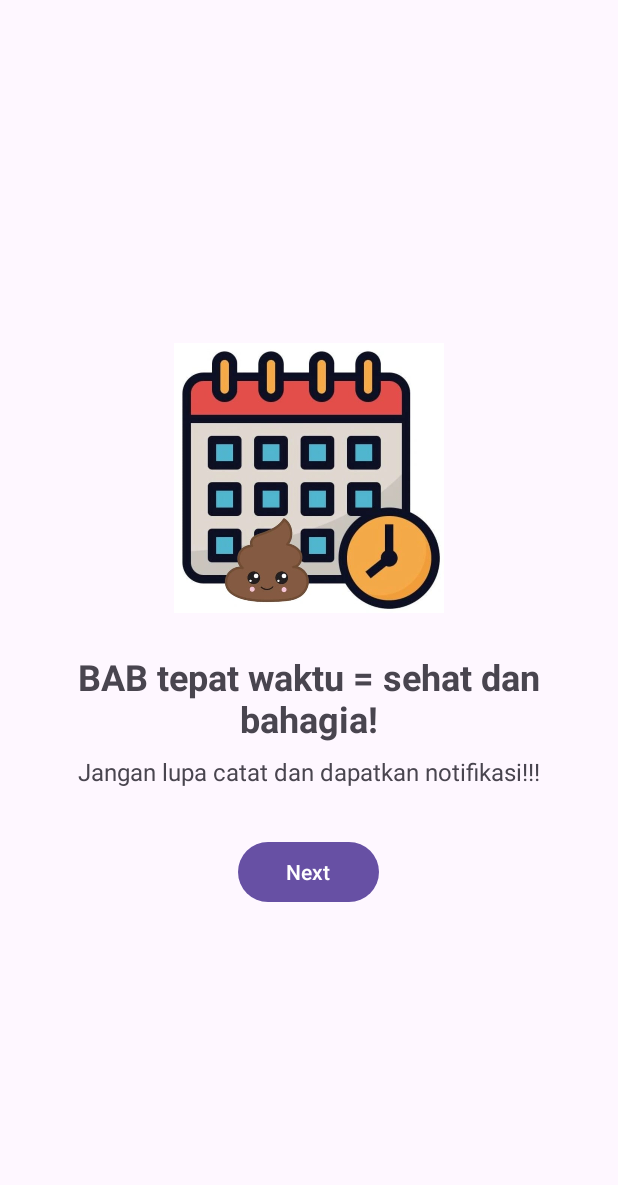
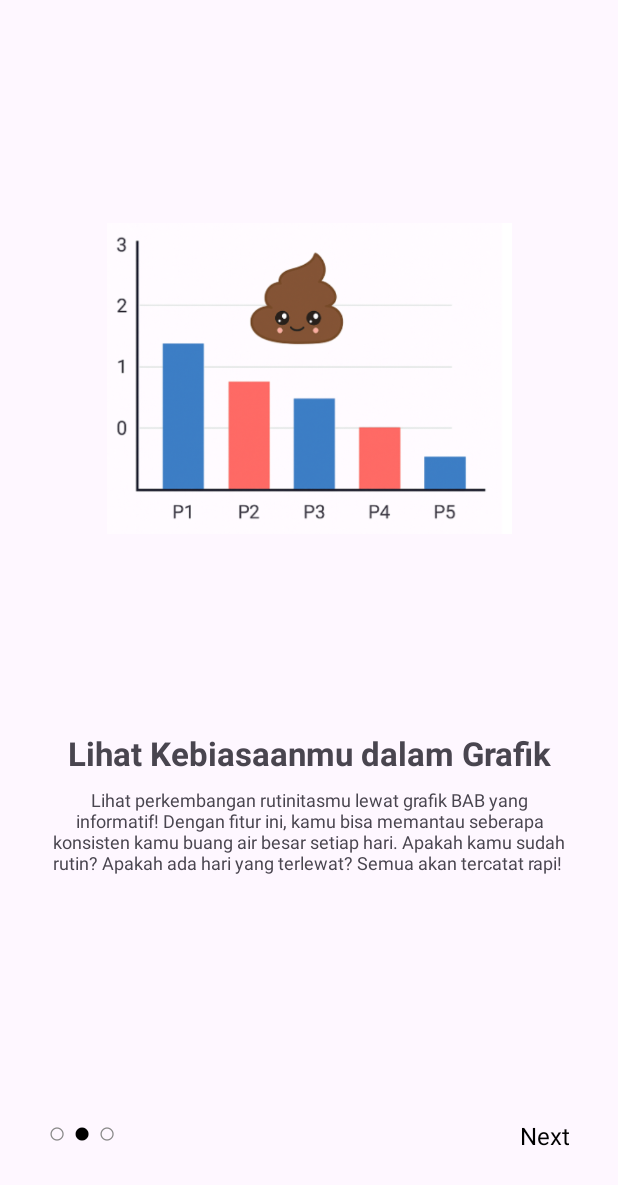
Before and after one commit to elsyap2252/Poopoo-App, an Android app: the Onboarding2 screen opened directly, with no data from a screen before it, on a phone screen of 412 x 824 dp. Shown: the top 1185 px of the screen. Run offline under Robolectric (Android 15) with nearby library versions, the phone set to English and light mode, and no system bars; 2 statements that could not run were skipped.

Commit message:
Update activity_onboarding2.xml

```diff
--- a/app/src/main/res/layout/activity_onboarding2.xml
+++ b/app/src/main/res/layout/activity_onboarding2.xml
@@ -1,42 +1,93 @@
 <?xml version="1.0" encoding="utf-8"?>
-<LinearLayout
+<androidx.constraintlayout.widget.ConstraintLayout
     xmlns:android="http://schemas.android.com/apk/res/android"
+    xmlns:app="http://schemas.android.com/apk/res-auto"
     android:layout_width="match_parent"
     android:layout_height="match_parent"
-    android:orientation="vertical"
-    android:padding="32dp"
-    android:gravity="center">
+    android:padding="32dp">
 
+    <!-- Gambar -->
     <ImageView
-        android:layout_width="180dp"
-        android:layout_height="200dp"
-        android:src="@drawable/poopkalender"
-        android:contentDescription="Schedule Icon"/>
+        android:id="@+id/imageOnboarding"
+        android:layout_width="270dp"
+        android:layout_height="270dp"
+        android:src="@drawable/poopgrafik"
+        android:contentDescription="Poop Planner Icon"
+        android:layout_marginTop="85dp"
+        app:layout_constraintTop_toTopOf="parent"
+        app:layout_constraintStart_toStartOf="parent"
+        app:layout_constraintEnd_toEndOf="parent"
+        />
 
+    <!-- Judul -->
     <TextView
+        android:id="@+id/txtTitle"
+        android:layout_width="0dp"
+        android:layout_height="wrap_content"
+        android:text="Lihat Kebiasaanmu dalam Grafik"
+        android:textSize="22sp"
+        android:textStyle="bold"
+        android:gravity="center"
+        android:textAlignment="center"
+        android:layout_marginTop="100dp"
+        app:layout_constraintTop_toBottomOf="@id/imageOnboarding"
+        app:layout_constraintStart_toStartOf="parent"
+        app:layout_constraintEnd_toEndOf="parent"/>
+
+    <!-- Deskripsi -->
+    <TextView
+        android:id="@+id/txtDesc"
+        android:layout_width="0dp"
+        android:layout_height="wrap_content"
+        android:text="Lihat perkembangan rutinitasmu lewat grafik BAB yang informatif! Dengan fitur ini, kamu bisa memantau seberapa konsisten kamu buang air besar setiap hari. Apakah kamu sudah rutin? Apakah ada hari yang terlewat? Semua akan tercatat rapi! "
+        android:textSize="12sp"
+        android:gravity="center"
+        android:textAlignment="center"
+        android:layout_marginTop="8dp"
+        app:layout_constraintTop_toBottomOf="@id/txtTitle"
+        app:layout_constraintStart_toStartOf="parent"
+        app:layout_constraintEnd_toEndOf="parent"/>
+
+    <!-- Indikator titik -->
+    <LinearLayout
+        android:id="@+id/indicatorLayout"
         android:layout_width="wrap_content"
         android:layout_height="wrap_content"
-        android:text="BAB tepat waktu = sehat dan bahagia!"
-        android:textSize="24sp"
-        android:textStyle="bold"
-        android:gravity="center"
-        android:paddingTop="16dp"/>
+        android:orientation="horizontal"
+        android:layout_marginBottom="24dp"
+        app:layout_constraintBottom_toBottomOf="parent"
+        app:layout_constraintStart_toStartOf="parent">
 
+        <TextView
+            android:layout_width="wrap_content"
+            android:layout_height="wrap_content"
+            android:text="○"
+            android:textColor="#888"
+            android:textSize="20sp"/>
+        <TextView
+            android:layout_width="wrap_content"
+            android:layout_height="wrap_content"
+            android:text=" ●"
+            android:textColor="#000"
+            android:textSize="20sp"/>
+        <TextView
+            android:layout_width="wrap_content"
+            android:layout_height="wrap_content"
+            android:text=" ○"
+            android:textColor="#888"
+            android:textSize="20sp"/>
+    </LinearLayout>
+
+    <!-- Tombol Next -->
     <TextView
-        android:layout_width="wrap_content"
-        android:layout_height="wrap_content"
-        android:text="Jangan lupa catat dan dapatkan notifikasi!!!"
-        android:textSize="16sp"
-        android:gravity="center"
-        android:paddingTop="8dp"/>
-    <Button
         android:id="@+id/btnMulai"
         android:layout_width="wrap_content"
         android:layout_height="wrap_content"
         android:text="Next"
         android:textAllCaps="false"
-        android:textColor="#FFFFFF"
-        android:layout_marginTop="32dp"
-        android:paddingLeft="32dp"
-        android:paddingRight="32dp"/>
-</LinearLayout>
+        android:textColor="#000000"
+        android:textSize="16sp"
+        android:layout_marginBottom="24dp"
+        app:layout_constraintBottom_toBottomOf="parent"
+        app:layout_constraintEnd_toEndOf="parent"/>
+</androidx.constraintlayout.widget.ConstraintLayout>
```
